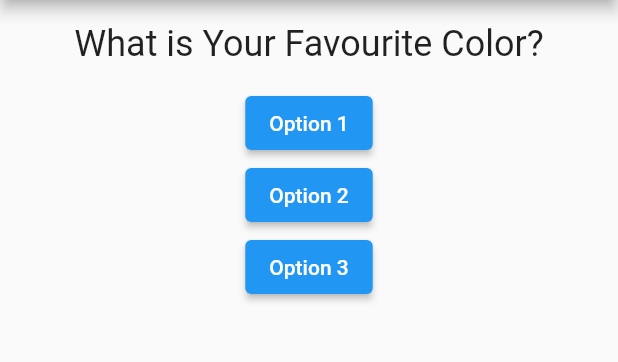
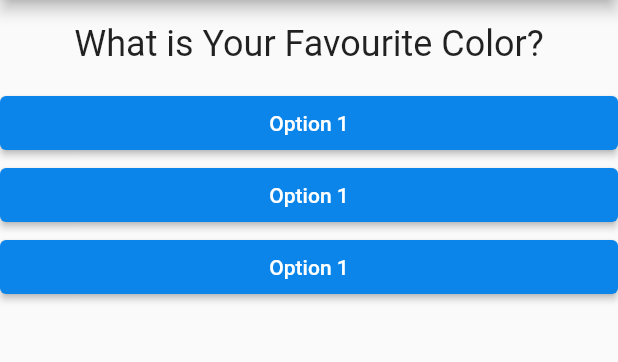
Before and after one commit to SayedTahsin/Quiz-App, a Flutter app: the screen it shows after launch, on a phone screen of 412 x 824 dp, the part 84-446 px from its top. Run offline on Flutter 3.47's test engine with Material 2 defaults, Android fonts, the phone set to English and light mode, and no system bars.

Commit message:
2/20/2023 12:23

```diff
--- /dev/null
+++ b/lib/answer.dart
@@ -0,0 +1,20 @@
+// ignore_for_file: avoid_unnecessary_containers, prefer_const_constructors, sized_box_for_whitespace
+
+import 'package:flutter/material.dart';
+
+class Answer extends StatelessWidget {
+  // const Answer({super.key});
+  final VoidCallback selectHendler;
+  const Answer(this.selectHendler, {super.key});
+  @override
+  Widget build(BuildContext context) {
+    return Container(
+      width: double.infinity,
+      child: ElevatedButton(
+        style: ElevatedButton.styleFrom(backgroundColor: Color.fromARGB(255, 11, 133, 233)),
+        onPressed: selectHendler,
+        child: Text("Option 1"),
+      ),
+    );
+  }
+}
--- a/lib/main.dart
+++ b/lib/main.dart
@@ -1,6 +1,7 @@
 // ignore_for_file: prefer_const_constructors, avoid_print
 
 import 'package:flutter/material.dart';
+import 'package:learning_basics/Answer.dart';
 import 'package:learning_basics/question.dart';
 
 void main() {
@@ -43,9 +44,9 @@ class MyAppState extends State<MyApp> {
           // ignore: prefer_const_literals_to_create_immutables
           children: [
             Question(question: question[indx]),
-            ElevatedButton(onPressed: answerQuestion, child: Text("Option 1")),
-            ElevatedButton(onPressed: answerQuestion, child: Text("Option 2")),
-            ElevatedButton(onPressed: answerQuestion, child: Text("Option 3")),
+            Answer(answerQuestion),
+            Answer(answerQuestion),
+            Answer(answerQuestion),
           ],
         ),
       ),
```
